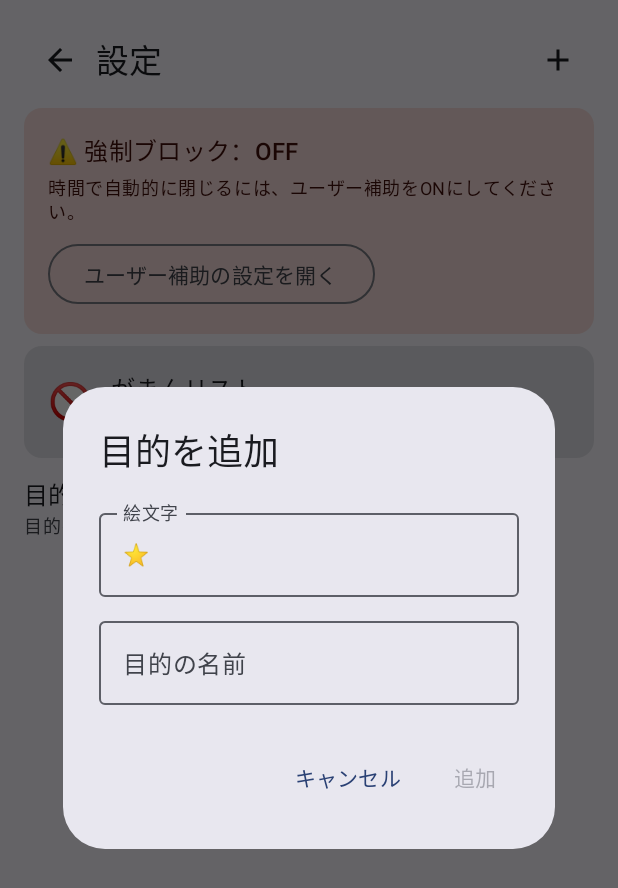
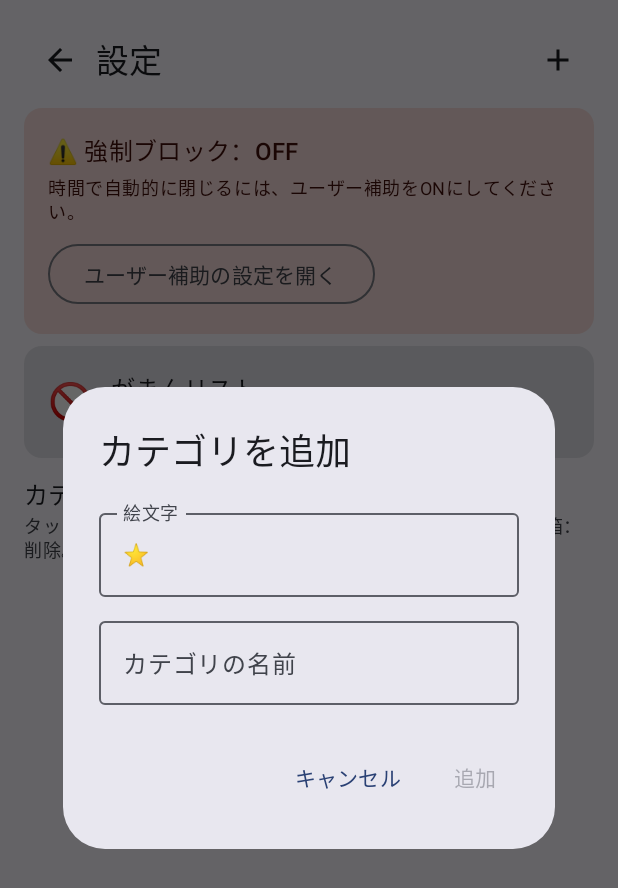
Before and after one commit to DASHIDANSHI/Myfirstrepository, an Android app built with Jetpack Compose: the composable SettingsScreen called with empty values, after a tap on "目的を追加", on a phone screen of 412 x 824 dp. Shown: the top 888 px of the screen. Run offline under Robolectric (Android 15) with nearby library versions, the phone set to English and light mode, and no system bars.

Commit message:
Let users rename/edit category buttons in-app
Add a pencil (edit) action on each category to change its emoji and
name, reusing a shared GoalInfoDialog for both add and edit. Categories
were already addable (+) and removable (trash); editing closes the gap.

Co-Authored-By: Claude Opus 4.8 <noreply@anthropic.com>
Claude-Session: https://claude.ai/code/session_01Goe88ocnSMw2iTFWz8kKA3

```diff
--- a/app/src/main/java/com/example/intentlauncher/MainActivity.kt
+++ b/app/src/main/java/com/example/intentlauncher/MainActivity.kt
@@ -80,6 +80,7 @@ private fun AppRoot(vm: MainViewModel = viewModel()) {
                 onSetAllowedApps = vm::setAllowedApps,
                 onSetFrictionApps = vm::setFrictionApps,
                 onAddGoal = vm::addGoal,
+                onUpdateGoal = vm::updateGoal,
                 onRemoveGoal = vm::removeGoal,
                 onBack = { showSettings = false },
             )
--- a/app/src/main/java/com/example/intentlauncher/ui/screens/SettingsScreen.kt
+++ b/app/src/main/java/com/example/intentlauncher/ui/screens/SettingsScreen.kt
@@ -18,6 +18,7 @@ import androidx.compose.material.icons.Icons
 import androidx.compose.material.icons.automirrored.filled.ArrowBack
 import androidx.compose.material.icons.filled.Add
 import androidx.compose.material.icons.filled.Delete
+import androidx.compose.material.icons.filled.Edit
 import androidx.compose.material3.AlertDialog
 import androidx.compose.material3.Card
 import androidx.compose.material3.CardDefaults
@@ -53,6 +54,7 @@ fun SettingsScreen(
     onSetAllowedApps: (goalId: String, packages: List<String>) -> Unit,
     onSetFrictionApps: (Set<String>) -> Unit,
     onAddGoal: (Goal) -> Unit,
+    onUpdateGoal: (goalId: String, emoji: String, label: String) -> Unit,
     onRemoveGoal: (String) -> Unit,
     onBack: () -> Unit,
 ) {
@@ -91,6 +93,7 @@ fun SettingsScreen(
             onEdit = { editingGoalId = it.id },
             onEditFriction = { editingFriction = true },
             onAddGoal = onAddGoal,
+            onUpdateGoal = onUpdateGoal,
             onRemoveGoal = onRemoveGoal,
             onBack = onBack,
         )
@@ -104,10 +107,12 @@ private fun GoalListScreen(
     onEdit: (Goal) -> Unit,
     onEditFriction: () -> Unit,
     onAddGoal: (Goal) -> Unit,
+    onUpdateGoal: (goalId: String, emoji: String, label: String) -> Unit,
     onRemoveGoal: (String) -> Unit,
     onBack: () -> Unit,
 ) {
     var showAddDialog by remember { mutableStateOf(false) }
+    var editingInfo by remember { mutableStateOf<Goal?>(null) }
 
     Column(modifier = Modifier.fillMaxSize().padding(16.dp)) {
         Row(verticalAlignment = Alignment.CenterVertically) {
@@ -148,9 +153,9 @@ private fun GoalListScreen(
 
             item {
                 Spacer(Modifier.height(4.dp))
-                Text("目的とアプリ", style = MaterialTheme.typography.titleMedium)
+                Text("カテゴリボタン", style = MaterialTheme.typography.titleMedium)
                 Text(
-                    "目的をタップすると、その目的で起動できるアプリを選べます。",
+                    "タップ：アプリを割り当て／鉛筆：名前と絵文字を編集／ゴミ箱：削除。右上の＋で追加。",
                     style = MaterialTheme.typography.bodySmall,
                     color = MaterialTheme.colorScheme.onSurfaceVariant,
                 )
@@ -159,7 +164,7 @@ private fun GoalListScreen(
             items(goals, key = { it.id }) { goal ->
                 Card(modifier = Modifier.fillMaxWidth().clickable { onEdit(goal) }) {
                     Row(
-                        modifier = Modifier.fillMaxWidth().padding(16.dp),
+                        modifier = Modifier.fillMaxWidth().padding(start = 16.dp, top = 4.dp, bottom = 4.dp),
                         verticalAlignment = Alignment.CenterVertically,
                     ) {
                         Text(goal.emoji, style = MaterialTheme.typography.headlineSmall)
@@ -172,6 +177,9 @@ private fun GoalListScreen(
                                 color = MaterialTheme.colorScheme.onSurfaceVariant,
                             )
                         }
+                        IconButton(onClick = { editingInfo = goal }) {
+                            Icon(Icons.Filled.Edit, contentDescription = "名前を編集")
+                        }
                         IconButton(onClick = { onRemoveGoal(goal.id) }) {
                             Icon(Icons.Filled.Delete, contentDescription = "削除")
                         }
@@ -182,11 +190,30 @@ private fun GoalListScreen(
     }
 
     if (showAddDialog) {
-        AddGoalDialog(
+        GoalInfoDialog(
+            dialogTitle = "カテゴリを追加",
+            confirmLabel = "追加",
+            initialEmoji = "⭐",
+            initialLabel = "",
             onDismiss = { showAddDialog = false },
             onConfirm = { emoji, label ->
                 onAddGoal(Goal(id = UUID.randomUUID().toString(), emoji = emoji, label = label))
                 showAddDialog = false
+            },
+        )
+    }
+
+    val editing = editingInfo
+    if (editing != null) {
+        GoalInfoDialog(
+            dialogTitle = "カテゴリを編集",
+            confirmLabel = "保存",
+            initialEmoji = editing.emoji,
+            initialLabel = editing.label,
+            onDismiss = { editingInfo = null },
+            onConfirm = { emoji, label ->
+                onUpdateGoal(editing.id, emoji, label)
+                editingInfo = null
             },
         )
     }
@@ -234,16 +261,20 @@ private fun ForceBlockCard() {
 }
 
 @Composable
-private fun AddGoalDialog(
+private fun GoalInfoDialog(
+    dialogTitle: String,
+    confirmLabel: String,
+    initialEmoji: String,
+    initialLabel: String,
     onDismiss: () -> Unit,
     onConfirm: (emoji: String, label: String) -> Unit,
 ) {
-    var emoji by remember { mutableStateOf("⭐") }
-    var label by remember { mutableStateOf("") }
+    var emoji by remember { mutableStateOf(initialEmoji) }
+    var label by remember { mutableStateOf(initialLabel) }
 
     AlertDialog(
         onDismissRequest = onDismiss,
-        title = { Text("目的を追加") },
+        title = { Text(dialogTitle) },
         text = {
             Column {
                 OutlinedTextField(
@@ -256,7 +287,7 @@ private fun AddGoalDialog(
                 OutlinedTextField(
                     value = label,
                     onValueChange = { label = it },
-                    label = { Text("目的の名前") },
+                    label = { Text("カテゴリの名前") },
                     singleLine = true,
                 )
             }
@@ -265,7 +296,7 @@ private fun AddGoalDialog(
             TextButton(
                 onClick = { onConfirm(emoji.ifBlank { "⭐" }, label.trim()) },
                 enabled = label.isNotBlank(),
-            ) { Text("追加") }
+            ) { Text(confirmLabel) }
         },
         dismissButton = { TextButton(onClick = onDismiss) { Text("キャンセル") } },
     )
```
Also changed, not shown: app/src/main/java/com/example/intentlauncher/MainViewModel.kt (+10 -0 lines).
